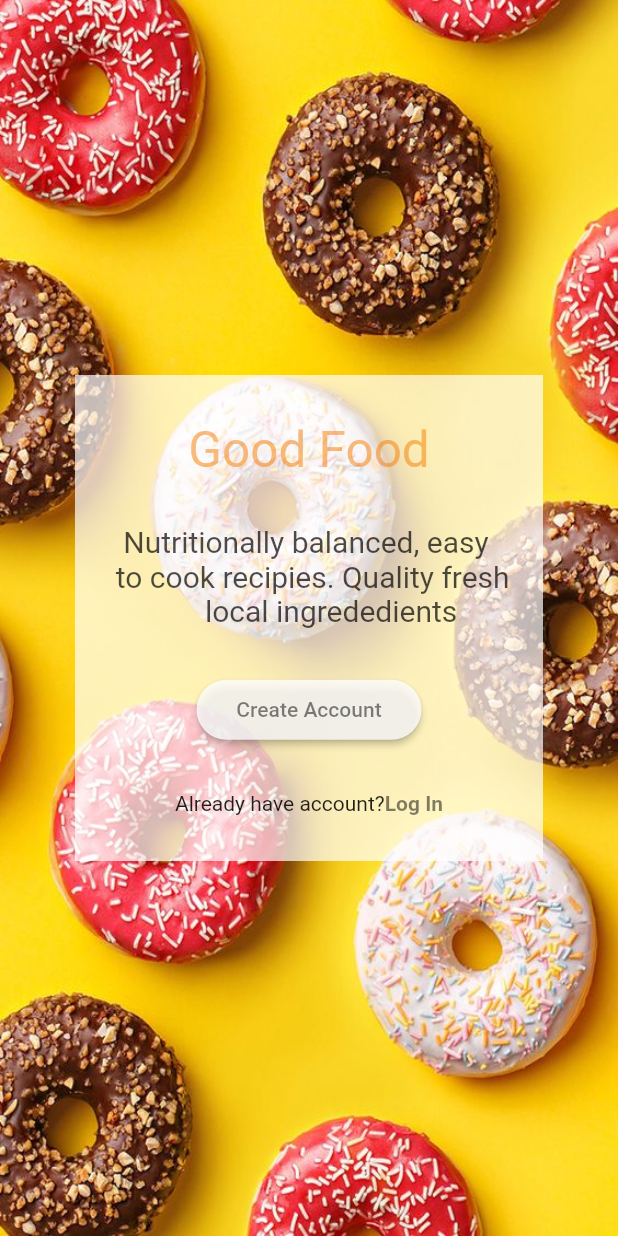
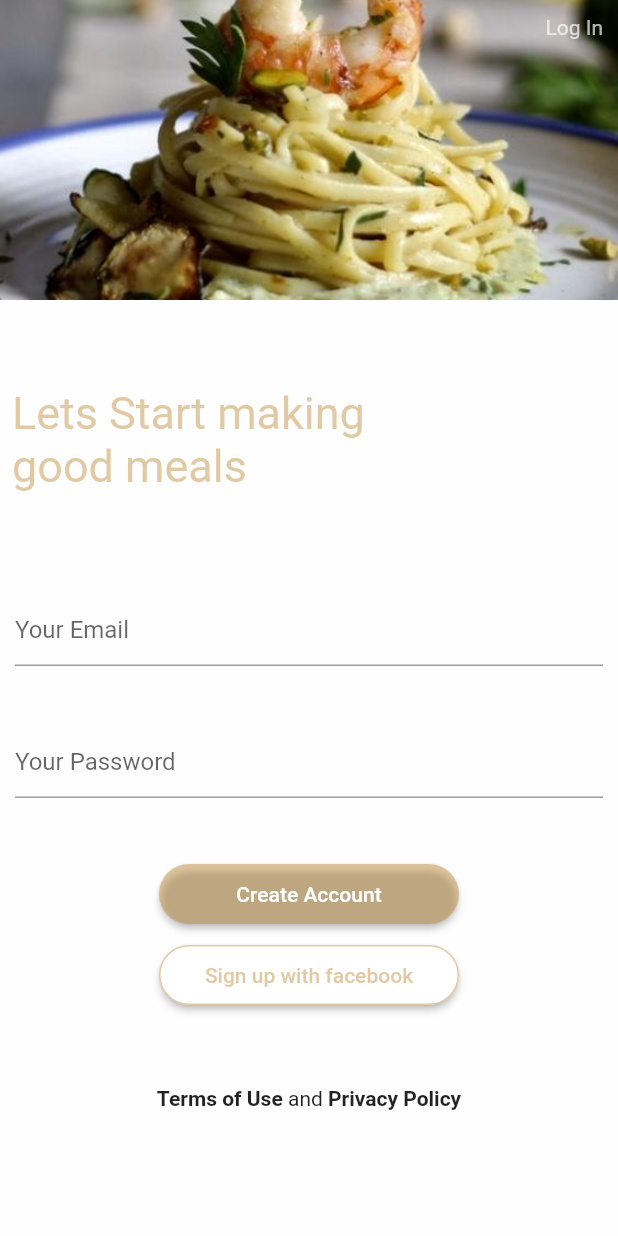
Before and after one commit to kspsusmitha/Food_delivery_app_design, a Flutter app: the introduced screen opened directly, after a tap on "Create Account", on a phone screen of 412 x 824 dp. Run offline on Flutter 3.47's test engine with Material 2 defaults, Android fonts, the phone set to English and light mode, and no system bars.

Commit message:
14/01/2024

```diff
--- a/lib/ui/intro.dart
+++ b/lib/ui/intro.dart
@@ -1,4 +1,5 @@
 import 'package:flutter/material.dart';
+import 'package:food_delivery_app_design/ui/register.dart';
 
 
 class introduced extends StatelessWidget {
@@ -42,7 +43,9 @@ class introduced extends StatelessWidget {
                         ),
                         ),
 
-                        ElevatedButton(onPressed: (){}, child: Text("Create Account",style: TextStyle(color: Colors.black.withOpacity(0.5)),),
+                        ElevatedButton(onPressed: (){
+                          Navigator.push(context, MaterialPageRoute(builder: (context)=>Register()));
+                        }, child: Text("Create Account",style: TextStyle(color: Colors.black.withOpacity(0.5)),),
                         style: ElevatedButton.styleFrom(
                           backgroundColor: Colors.white.withOpacity(0.8),
                         shape: RoundedRectangleBorder(
--- /dev/null
+++ b/lib/ui/register.dart
@@ -0,0 +1,115 @@
+import 'package:flutter/material.dart';
+import 'package:food_delivery_app_design/ui/login.dart';
+
+class Register extends StatelessWidget {
+  const Register({super.key});
+
+  @override
+  Widget build(BuildContext context) {
+    return SafeArea(child: Scaffold(
+      body: Column(
+        children: [
+          Stack(
+            children: [
+              Container(
+                height: 200,
+                width: double.infinity,
+                child: Image.asset("assets/registerbackground3.jpg",
+                fit: BoxFit.cover,
+
+                ),
+              ),
+              Positioned(
+                top: 10,
+                right: 10,
+                child: InkWell(
+                  child: Text("Log In",
+                  style: TextStyle(color: Colors.white.withOpacity(0.7)),
+                  ),onTap: (){
+                    Navigator.push(context, MaterialPageRoute(builder: (context)=>Login()));
+                  }
+                ))
+            ],
+          ),
+          Expanded(
+            child: Container(
+              color: Colors.white70,
+              child: SingleChildScrollView(
+                child: Column(
+                  children: [
+                    SizedBox(height: 50,),
+                    Padding(
+                      padding: const EdgeInsets.all(8.0),
+                      child: Align(
+                        alignment: Alignment.centerLeft,
+                        child: Text("Lets Start making \ngood meals",
+                        style: TextStyle(fontSize: 30,
+                        color: Color.fromARGB(255, 196, 150, 72).withOpacity(0.5)
+                        ),
+                        ),
+                      ),
+                    ),
+                    SizedBox(height: 50,),
+                    Padding(
+                      padding: EdgeInsets.all(10
+                      ),
+                      child: Expanded(child: TextField(
+                        decoration: InputDecoration(
+                          hintText: 'Your Email'
+                        ),
+                      )),
+                    ),
+                     SizedBox(height: 20,),
+                    Padding(
+                      padding: EdgeInsets.all(10),
+                      child: Expanded(child: TextField(
+                        obscureText: true,
+                        decoration: InputDecoration(
+                          hintText: 'Your Password'
+                        ),
+                      )),
+                    ),
+                    SizedBox(height: 30,),
+                    ElevatedButton(onPressed: (){}, child: Text('Create Account'),
+                    style: ElevatedButton.styleFrom(
+                      minimumSize: Size(200, 40),
+                      backgroundColor:  Color.fromARGB(255, 196, 150, 72).withOpacity(0.5),
+                      shape: RoundedRectangleBorder(
+                        borderRadius: BorderRadius.circular(30)
+                      )
+                    ),),
+                    SizedBox(height: 6,),
+                     ElevatedButton(onPressed: (){}, child: Text('Sign up with facebook',
+                     style: TextStyle(
+                      color:  Color.fromARGB(255, 196, 150, 72).withOpacity(0.5)
+                     ),
+                     ),
+                      style: ElevatedButton.styleFrom(
+                      minimumSize: Size(200, 40),
+                      backgroundColor: Colors.white,
+                       shape: RoundedRectangleBorder(
+                        borderRadius: BorderRadius.circular(30),
+                        side: BorderSide(color: Color.fromARGB(255, 196, 150, 72).withOpacity(0.5))
+                      )
+                    ),),
+                     SizedBox(height: 50,),
+                     Row(
+                      mainAxisAlignment: MainAxisAlignment.center,
+                      children: [
+                        Text('Terms of Use',
+                        style: TextStyle(fontWeight: FontWeight.bold),),
+                        Text(' and '),
+                        Text('Privacy Policy',
+                        style: TextStyle(fontWeight: FontWeight.bold),)
+                      ],
+                     )
+                  ],
+                ),
+              ),
+            ),
+          )
+        ],
+      ),
+    ));
+  }
+}
--- a/pubspec.yaml
+++ b/pubspec.yaml
@@ -63,6 +63,7 @@ flutter:
   assets:
      - assets/splashwallpaper1.jpg
      - assets/doughnutwallpaper2.jpg
+     - assets/registerbackground3.jpg
   #   - images/a_dot_ham.jpeg
 
   # An image asset can refer to one or more resolution-specific "variants", see
```
Also changed, not shown: lib/ui/login.dart (added, +142 -0 lines), assets/registerbackground3.jpg (added).
